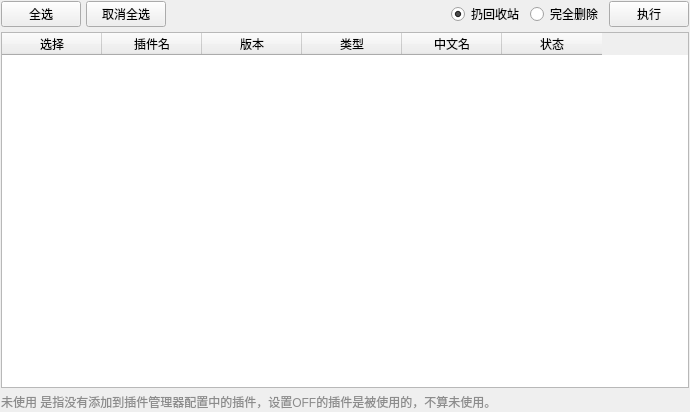
Qt form DrillPluginInformationReader/Source/InformationModule/otherFunctionPart/pluginBatchDelete/p_PluginBatchDeletePart.ui (DrillUp/DrillPluginInformationReader) before a commit.
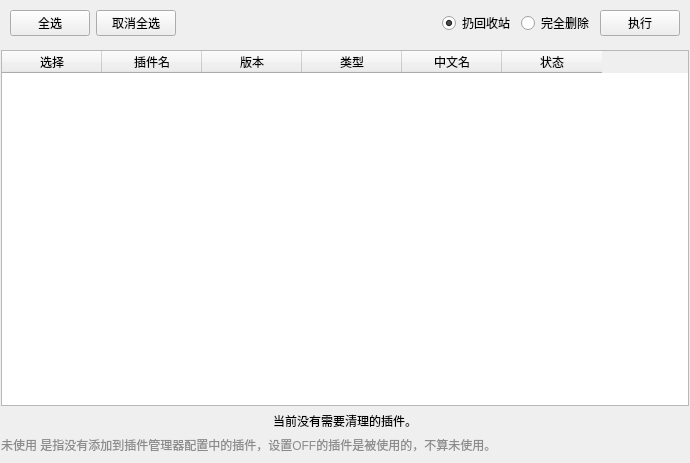
The same form after that commit.

Commit message: 插件更新器和清理器优化

```diff
--- a/DrillPluginInformationReader/Source/InformationModule/otherFunctionPart/pluginBatchDelete/p_PluginBatchDeletePart.ui
+++ b/DrillPluginInformationReader/Source/InformationModule/otherFunctionPart/pluginBatchDelete/p_PluginBatchDeletePart.ui
@@ -7,7 +7,7 @@
     <x>0</x>
     <y>0</y>
     <width>690</width>
-    <height>412</height>
+    <height>463</height>
    </rect>
   </property>
   <property name="windowTitle">
@@ -16,65 +16,46 @@
   <property name="styleSheet">
    <string notr="true"/>
   </property>
-  <layout class="QGridLayout" name="gridLayout">
-   <property name="leftMargin">
-    <number>1</number>
-   </property>
-   <property name="topMargin">
-    <number>1</number>
-   </property>
-   <property name="rightMargin">
-    <number>1</number>
-   </property>
-   <property name="bottomMargin">
-    <number>1</number>
-   </property>
+  <layout class="QVBoxLayout" name="verticalLayout" stretch="0,1">
    <property name="spacing">
     <number>5</number>
    </property>
-   <item row="0" column="3">
-    <widget class="QWidget" name="widget" native="true">
-     <layout class="QHBoxLayout" name="horizontalLayout_2">
       <property name="leftMargin">
-       <number>0</number>
+    <number>1</number>
       </property>
       <property name="topMargin">
-       <number>0</number>
+    <number>1</number>
       </property>
       <property name="rightMargin">
-       <number>0</number>
+    <number>1</number>
       </property>
       <property name="bottomMargin">
-       <number>0</number>
+    <number>9</number>
       </property>
       <item>
-       <widget class="QRadioButton" name="radioButton_recycleBin">
-        <property name="text">
-         <string>扔回收站</string>
-        </property>
-        <property name="checked">
-         <bool>true</bool>
-        </property>
-       </widget>
-      </item>
+    <widget class="QWidget" name="widget_btns" native="true">
+     <property name="sizePolicy">
+      <sizepolicy hsizetype="Preferred" vsizetype="Minimum">
+       <horstretch>0</horstretch>
+       <verstretch>0</verstretch>
+      </sizepolicy>
+     </property>
+     <layout class="QHBoxLayout" name="horizontalLayout">
       <item>
-       <widget class="QRadioButton" name="radioButton_delete">
+       <widget class="QPushButton" name="pushButton_selectAll">
         <property name="text">
-         <string>完全删除</string>
+         <string>全选</string>
         </property>
        </widget>
       </item>
       <item>
-       <widget class="QPushButton" name="pushButton_execute">
+       <widget class="QPushButton" name="pushButton_deselectAll">
         <property name="text">
-         <string>执行</string>
+         <string>取消全选</string>
         </property>
        </widget>
       </item>
-     </layout>
-    </widget>
-   </item>
-   <item row="0" column="2">
+      <item>
     <spacer name="horizontalSpacer">
      <property name="orientation">
       <enum>Qt::Horizontal</enum>
@@ -87,21 +68,67 @@
      </property>
     </spacer>
    </item>
-   <item row="0" column="0">
-    <widget class="QPushButton" name="pushButton_selectAll">
+      <item>
+       <widget class="QWidget" name="widget_2" native="true">
+        <layout class="QHBoxLayout" name="horizontalLayout_3">
+         <property name="leftMargin">
+          <number>0</number>
+         </property>
+         <property name="topMargin">
+          <number>0</number>
+         </property>
+         <property name="rightMargin">
+          <number>0</number>
+         </property>
+         <property name="bottomMargin">
+          <number>0</number>
+         </property>
+         <item>
+          <widget class="QRadioButton" name="radioButton_recycleBin">
      <property name="text">
-      <string>全选</string>
-     </property>
-    </widget>
-   </item>
-   <item row="0" column="1">
-    <widget class="QPushButton" name="pushButton_deselectAll">
+            <string>扔回收站</string>
+           </property>
+           <property name="checked">
+            <bool>true</bool>
+           </property>
+          </widget>
+         </item>
+         <item>
+          <widget class="QRadioButton" name="radioButton_delete">
      <property name="text">
-      <string>取消全选</string>
+            <string>完全删除</string>
      </property>
     </widget>
    </item>
-   <item row="1" column="0" colspan="4">
+        </layout>
+       </widget>
+      </item>
+      <item>
+       <widget class="QPushButton" name="pushButton_execute">
+        <property name="text">
+         <string>执行</string>
+        </property>
+       </widget>
+      </item>
+     </layout>
+    </widget>
+   </item>
+   <item>
+    <widget class="QWidget" name="widget_table" native="true">
+     <layout class="QVBoxLayout" name="verticalLayout_2">
+      <property name="leftMargin">
+       <number>0</number>
+      </property>
+      <property name="topMargin">
+       <number>0</number>
+      </property>
+      <property name="rightMargin">
+       <number>0</number>
+      </property>
+      <property name="bottomMargin">
+       <number>0</number>
+      </property>
+      <item>
     <widget class="QTableWidget" name="tableWidget_plugin">
      <property name="contextMenuPolicy">
       <enum>Qt::CustomContextMenu</enum>
@@ -162,14 +189,33 @@
      </column>
     </widget>
    </item>
-   <item row="2" column="0" colspan="4">
-    <widget class="QLabel" name="label">
+      <item>
+       <widget class="QLabel" name="label_noTableItemTip">
+        <property name="sizePolicy">
+         <sizepolicy hsizetype="Expanding" vsizetype="Preferred">
+          <horstretch>0</horstretch>
+          <verstretch>0</verstretch>
+         </sizepolicy>
+        </property>
+        <property name="text">
+         <string>当前没有需要清理的插件。</string>
+        </property>
+        <property name="alignment">
+         <set>Qt::AlignCenter</set>
+        </property>
+       </widget>
+      </item>
+      <item>
+       <widget class="QLabel" name="label_tableTip">
      <property name="styleSheet">
       <string notr="true">color: rgb(140, 140, 140);</string>
      </property>
      <property name="text">
       <string>未使用 是指没有添加到插件管理器配置中的插件，设置OFF的插件是被使用的，不算未使用。</string>
      </property>
+       </widget>
+      </item>
+     </layout>
     </widget>
    </item>
   </layout>
```
Lines whose indentation alone changed are shown as unchanged. The commit also changes 4 other files.
